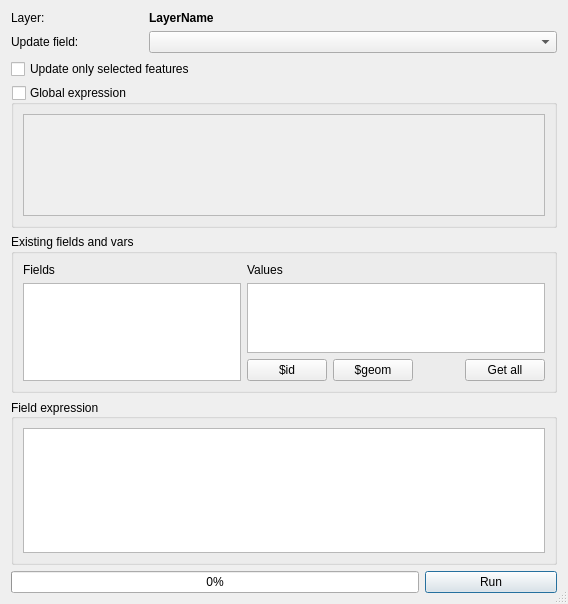
Above: src/field_pyculator_dialog.ui from yellow-sky/FieldPyculator before the change. Below: the same form after it.
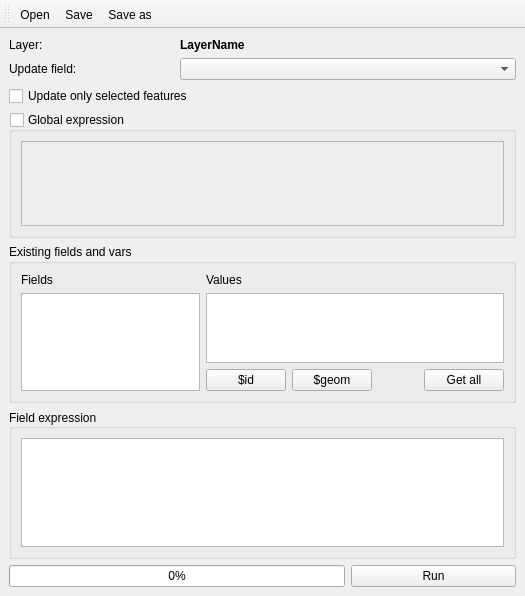
That is the form after the change. Icons and pictures are not drawn. Custom widgets are drawn as their Qt base class.

Commit message: Refactoring: QDialog->QMainForm. Actions was added

The edit to the form file:
```diff
--- a/src/field_pyculator_dialog.ui
+++ b/src/field_pyculator_dialog.ui
@@ -1,13 +1,13 @@
 <?xml version="1.0" encoding="UTF-8"?>
 <ui version="4.0">
  <class>FieldPyculatorDialog</class>
- <widget class="QDialog" name="FieldPyculatorDialog">
+ <widget class="QMainWindow" name="FieldPyculatorDialog">
   <property name="geometry">
    <rect>
     <x>0</x>
     <y>0</y>
-    <width>568</width>
-    <height>604</height>
+    <width>525</width>
+    <height>596</height>
    </rect>
   </property>
   <property name="windowTitle">
@@ -17,49 +17,19 @@
    <iconset resource="resources.qrc">
     <normaloff>:/plugins/fieldpyculatorplugin/icon.png</normaloff>:/plugins/fieldpyculatorplugin/icon.png</iconset>
   </property>
-  <property name="sizeGripEnabled">
-   <bool>true</bool>
-  </property>
+  <widget class="QWidget" name="centralwidget">
   <layout class="QGridLayout" name="gridLayout">
-   <item row="8" column="0" colspan="4">
-    <widget class="QGroupBox" name="grpFieldExpression">
-     <property name="title">
-      <string>Field expression</string>
-     </property>
-     <property name="alignment">
-      <set>Qt::AlignLeading|Qt::AlignLeft|Qt::AlignVCenter</set>
-     </property>
-     <property name="checkable">
-      <bool>false</bool>
-     </property>
-     <layout class="QVBoxLayout" name="verticalLayout">
-      <item>
-       <widget class="PythonEditBox" name="txtFieldExp"/>
-      </item>
-     </layout>
-    </widget>
-   </item>
-   <item row="9" column="0" colspan="3">
-    <widget class="QProgressBar" name="prgTotal">
-     <property name="value">
-      <number>0</number>
-     </property>
-    </widget>
-   </item>
-   <item row="9" column="3">
-    <widget class="QPushButton" name="btnRun">
+    <item row="1" column="1" colspan="2">
+     <widget class="QComboBox" name="cmbUpdateField">
      <property name="sizePolicy">
       <sizepolicy hsizetype="Minimum" vsizetype="Fixed">
        <horstretch>0</horstretch>
        <verstretch>0</verstretch>
       </sizepolicy>
      </property>
-     <property name="text">
-      <string>Run</string>
-     </property>
-    </widget>
-   </item>
-   <item row="2" column="0">
+     </widget>
+    </item>
+    <item row="1" column="0">
     <widget class="QLabel" name="labelUpdateField">
      <property name="sizePolicy">
       <sizepolicy hsizetype="Minimum" vsizetype="Minimum">
@@ -78,7 +48,20 @@
      </property>
     </widget>
    </item>
-   <item row="6" column="0" colspan="4">
+    <item row="0" column="0">
+     <widget class="QLabel" name="labelLayer">
+      <property name="sizePolicy">
+       <sizepolicy hsizetype="Minimum" vsizetype="Minimum">
+        <horstretch>0</horstretch>
+        <verstretch>0</verstretch>
+       </sizepolicy>
+      </property>
+      <property name="text">
+       <string>Layer:</string>
+      </property>
+     </widget>
+    </item>
+    <item row="3" column="0" colspan="3">
     <widget class="QGroupBox" name="grpGlobalExpression">
      <property name="maximumSize">
       <size>
@@ -105,46 +88,25 @@
      </layout>
     </widget>
    </item>
-   <item row="0" column="0">
-    <widget class="QLabel" name="labelLayer">
-     <property name="sizePolicy">
-      <sizepolicy hsizetype="Minimum" vsizetype="Minimum">
-       <horstretch>0</horstretch>
-       <verstretch>0</verstretch>
-      </sizepolicy>
-     </property>
-     <property name="text">
-      <string>Layer:</string>
-     </property>
-    </widget>
-   </item>
-   <item row="5" column="0" colspan="4">
-    <widget class="QCheckBox" name="chkOnlySelected">
-     <property name="text">
-      <string>Update only selected features</string>
-     </property>
-    </widget>
-   </item>
-   <item row="0" column="1" colspan="2">
-    <widget class="QLabel" name="lblLayerName">
-     <property name="sizePolicy">
-      <sizepolicy hsizetype="Expanding" vsizetype="Preferred">
-       <horstretch>0</horstretch>
-       <verstretch>0</verstretch>
-      </sizepolicy>
-     </property>
-     <property name="font">
-      <font>
-       <weight>75</weight>
-       <bold>true</bold>
-      </font>
-     </property>
-     <property name="text">
-      <string>LayerName</string>
-     </property>
-    </widget>
-   </item>
-   <item row="7" column="0" colspan="4">
+    <item row="5" column="0" colspan="3">
+     <widget class="QGroupBox" name="grpFieldExpression">
+      <property name="title">
+       <string>Field expression</string>
+      </property>
+      <property name="alignment">
+       <set>Qt::AlignLeading|Qt::AlignLeft|Qt::AlignVCenter</set>
+      </property>
+      <property name="checkable">
+       <bool>false</bool>
+      </property>
+      <layout class="QVBoxLayout" name="verticalLayout">
+       <item>
+        <widget class="PythonEditBox" name="txtFieldExp"/>
+       </item>
+      </layout>
+     </widget>
+    </item>
+    <item row="4" column="0" colspan="3">
     <widget class="QGroupBox" name="grpFields">
      <property name="maximumSize">
       <size>
@@ -235,17 +197,119 @@
      </layout>
     </widget>
    </item>
-   <item row="2" column="1" colspan="3">
-    <widget class="QComboBox" name="cmbUpdateField">
+    <item row="2" column="0" colspan="2">
+     <widget class="QCheckBox" name="chkOnlySelected">
+      <property name="text">
+       <string>Update only selected features</string>
+      </property>
+     </widget>
+    </item>
+    <item row="9" column="2">
+     <widget class="QPushButton" name="btnRun">
      <property name="sizePolicy">
       <sizepolicy hsizetype="Minimum" vsizetype="Fixed">
        <horstretch>0</horstretch>
        <verstretch>0</verstretch>
       </sizepolicy>
      </property>
+      <property name="text">
+       <string>Run</string>
+      </property>
+      <property name="shortcut">
+       <string>F5</string>
+      </property>
+     </widget>
+    </item>
+    <item row="9" column="0" colspan="2">
+     <widget class="QProgressBar" name="prgTotal">
+      <property name="value">
+       <number>0</number>
+      </property>
+     </widget>
+    </item>
+    <item row="0" column="1" colspan="2">
+     <widget class="QLabel" name="lblLayerName">
+      <property name="sizePolicy">
+       <sizepolicy hsizetype="Expanding" vsizetype="Preferred">
+        <horstretch>0</horstretch>
+        <verstretch>0</verstretch>
+       </sizepolicy>
+      </property>
+      <property name="font">
+       <font>
+        <weight>75</weight>
+        <bold>true</bold>
+       </font>
+      </property>
+      <property name="text">
+       <string>LayerName</string>
+      </property>
     </widget>
    </item>
   </layout>
+  </widget>
+  <widget class="QToolBar" name="mainToolBar">
+   <property name="contextMenuPolicy">
+    <enum>Qt::PreventContextMenu</enum>
+   </property>
+   <property name="windowTitle">
+    <string>Main toolbar</string>
+   </property>
+   <property name="movable">
+    <bool>true</bool>
+   </property>
+   <property name="iconSize">
+    <size>
+     <width>24</width>
+     <height>24</height>
+    </size>
+   </property>
+   <property name="floatable">
+    <bool>true</bool>
+   </property>
+   <attribute name="toolBarArea">
+    <enum>TopToolBarArea</enum>
+   </attribute>
+   <attribute name="toolBarBreak">
+    <bool>false</bool>
+   </attribute>
+   <addaction name="action_open"/>
+   <addaction name="action_save"/>
+   <addaction name="action_save_as"/>
+  </widget>
+  <action name="action_open">
+   <property name="text">
+    <string>Open</string>
+   </property>
+   <property name="toolTip">
+    <string>Open file with code</string>
+   </property>
+   <property name="shortcut">
+    <string>Ctrl+O</string>
+   </property>
+  </action>
+  <action name="action_save">
+   <property name="text">
+    <string>Save</string>
+   </property>
+   <property name="toolTip">
+    <string>Save code to file</string>
+   </property>
+   <property name="shortcut">
+    <string>Ctrl+S</string>
+   </property>
+  </action>
+  <action name="action_save_as">
+   <property name="text">
+    <string>Save as...</string>
+   </property>
+   <property name="toolTip">
+    <string>Save code to file</string>
+   </property>
+   <property name="shortcut">
+    <string>Ctrl+Shift+S</string>
+   </property>
+  </action>
  </widget>
  <customwidgets>
   <customwidget>
```
Left out of the diff: 48 changed lines with no effect on the pictures. Lines whose indentation alone changed are shown as unchanged. The commit also changes 3 other files.
